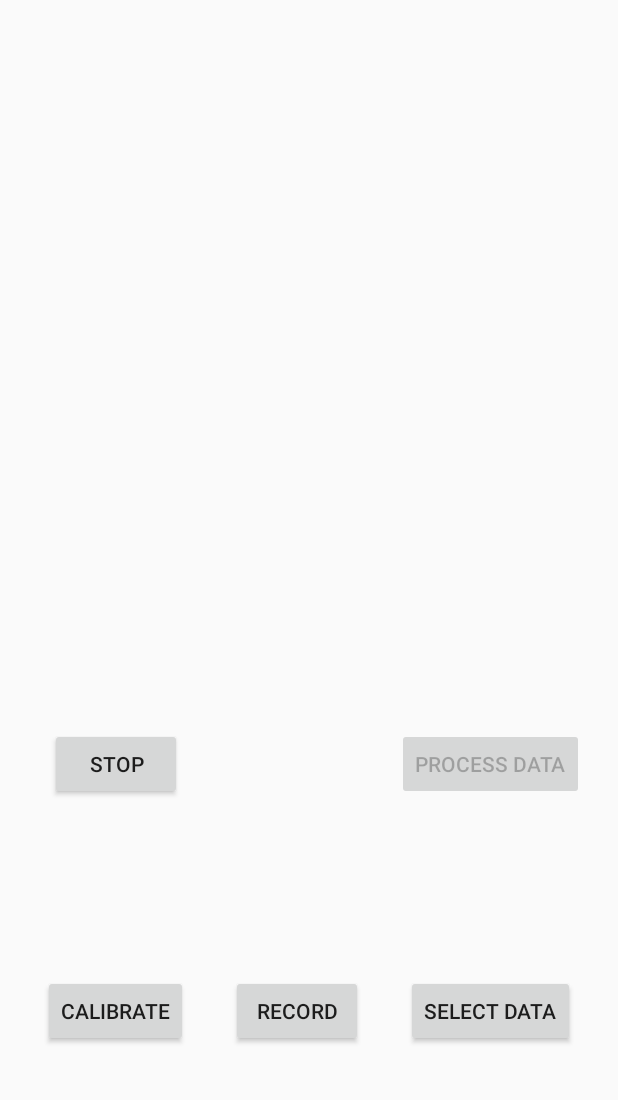
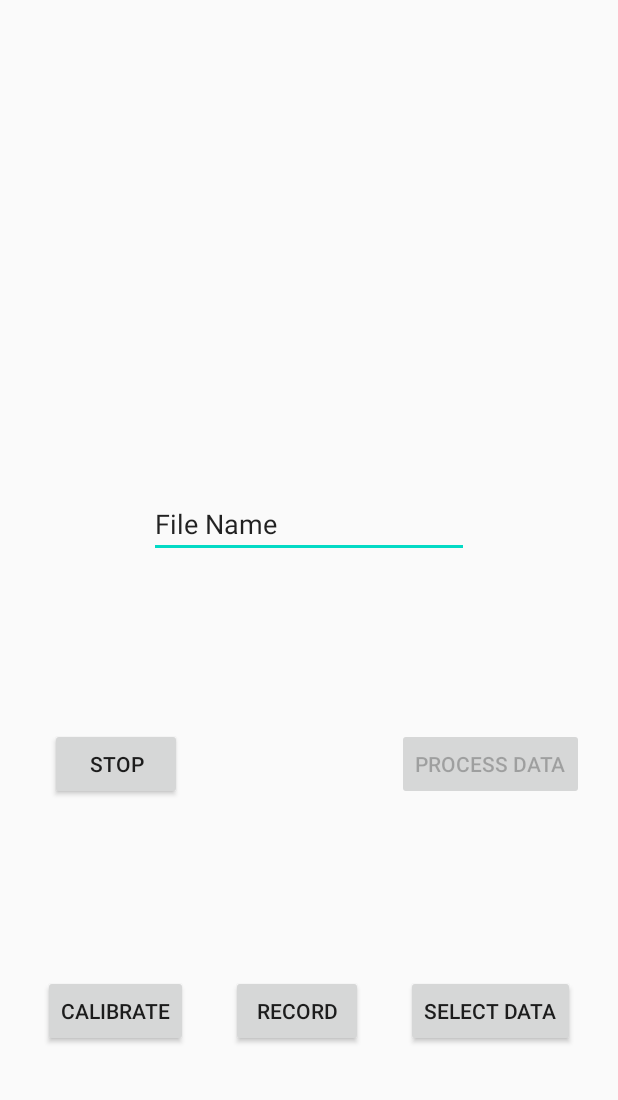
Before and after one commit to matthew-ritch/capstone-code, an Android app: the screen it shows after launch (MainActivity), on a phone screen of 412 x 824 dp, the part 136-1236 px from its top. Run offline under Robolectric (Android 15) with nearby library versions, the light colour scheme and no system bars.

Commit message:
added file naming to app data collection

```diff
--- a/WheelchairMonitor/app/src/main/java/capstone/wheelchairmonitor/MainActivity.java
+++ b/WheelchairMonitor/app/src/main/java/capstone/wheelchairmonitor/MainActivity.java
@@ -15,9 +15,12 @@ import android.os.Environment;
 import android.os.Bundle;
 import android.os.SystemClock;
 import android.util.Log;
+import android.view.KeyEvent;
 import android.view.MotionEvent;
 import android.view.View;
+import android.view.inputmethod.EditorInfo;
 import android.widget.Button;
+import android.widget.EditText;
 import android.widget.TextView;
 
 import androidx.appcompat.app.AppCompatActivity;
@@ -42,6 +45,7 @@ public class MainActivity extends AppCompatActivity implements SensorEventListen
     Button buttonProcess;
     Button buttonSelect;
     Button buttonStop;
+    EditText editText;
     static File toRead = null;
     static Boolean proceed = false;
     String toReadFold;
@@ -56,6 +60,7 @@ public class MainActivity extends AppCompatActivity implements SensorEventListen
     double[] calib_mag = {0, 0, 0};
     static long stoptime = System.currentTimeMillis();
     int PICKFILE_RESULT_CODE = 100;
+    static String runNam = "";
 
 
     @Override
@@ -74,6 +79,7 @@ public class MainActivity extends AppCompatActivity implements SensorEventListen
         buttonSelect = (Button)findViewById(R.id.button3);
         buttonStop = (Button)findViewById(R.id.buttonStop);
         buttonProcess = (Button)findViewById(R.id.button_process);
+        editText = (EditText) findViewById(R.id.editText);
         //initial state
         buttonProcess.setEnabled(false);
 
@@ -125,7 +131,8 @@ public class MainActivity extends AppCompatActivity implements SensorEventListen
 
                     Log.d(TAG, "Loading the writer...\n");
                     try {
-                        writer = new FileWriter(new File(getStorageDir(), "sensors_recording_" + System.currentTimeMillis() + ".csv"));
+                        runNam=editText.getText().toString();
+                        writer = new FileWriter(new File(getStorageDir(), "sensors_recording_" + runNam + ".csv"));
                     } catch (IOException e) {
                         e.printStackTrace();
                         return false;
@@ -319,6 +326,10 @@ public class MainActivity extends AppCompatActivity implements SensorEventListen
         });
 
 
+
+
+
+
     }
 
     protected void onActivityResult(int requestCode, int resultCode, Intent data) {
--- a/WheelchairMonitor/app/src/main/res/layout/activity_main.xml
+++ b/WheelchairMonitor/app/src/main/res/layout/activity_main.xml
@@ -87,4 +87,17 @@
         app:layout_constraintTop_toTopOf="@+id/button1"
         app:layout_constraintVertical_bias="0.0" />
 
+    <EditText
+        android:id="@+id/editText"
+        android:layout_width="wrap_content"
+        android:layout_height="wrap_content"
+        android:ems="10"
+        android:inputType="textPersonName"
+        android:text="@string/text_enter"
+        app:layout_constraintBottom_toBottomOf="parent"
+        app:layout_constraintEnd_toEndOf="parent"
+        app:layout_constraintHorizontal_bias="0.5"
+        app:layout_constraintStart_toStartOf="parent"
+        app:layout_constraintTop_toTopOf="parent" />
+
 </androidx.constraintlayout.widget.ConstraintLayout>
--- a/WheelchairMonitor/app/src/main/res/values/strings.xml
+++ b/WheelchairMonitor/app/src/main/res/values/strings.xml
@@ -5,4 +5,5 @@
     <string name="button_3">Select Data</string>
     <string name="button_process">Process data</string>
     <string name="button_stop">Stop</string>
+    <string name="text_enter">File Name</string>
 </resources>
```
